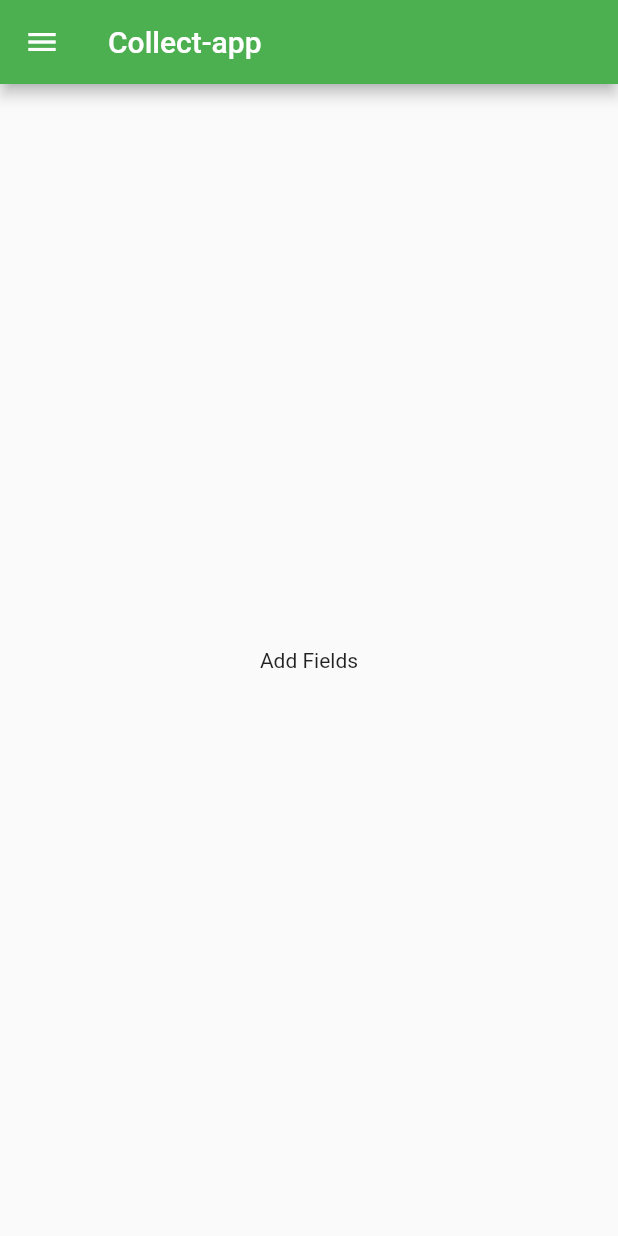
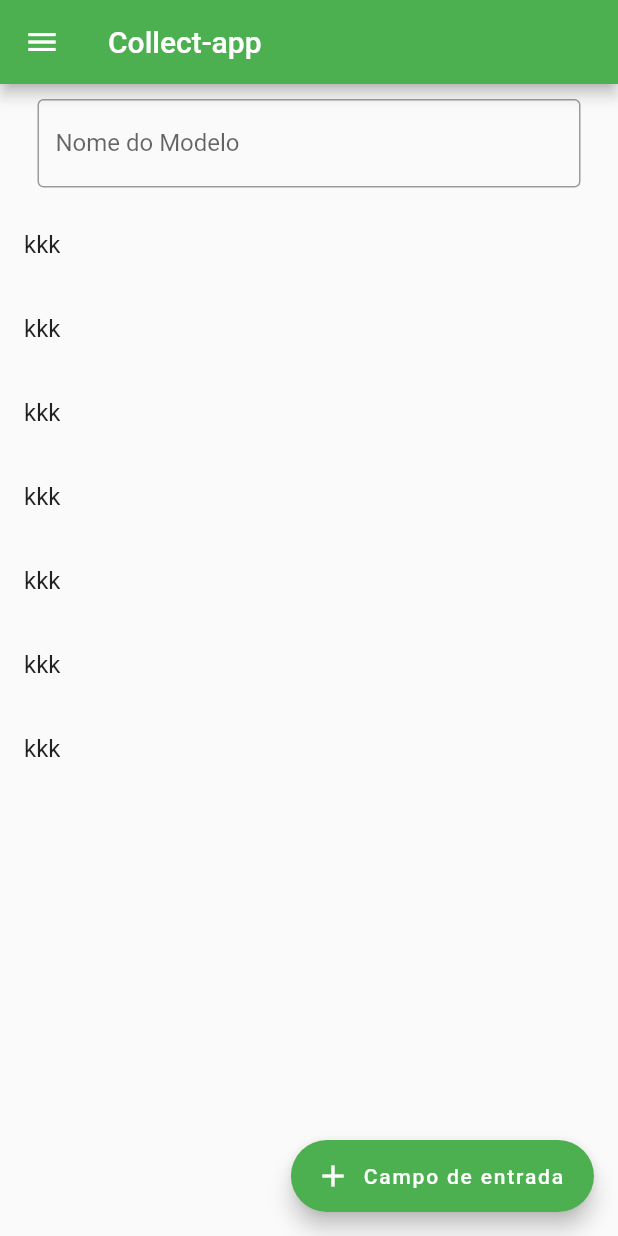
Before and after one commit to ggarber42/tcc-collect-app, a Flutter app: the AddModelsWidgetScreen screen opened directly, on a phone screen of 412 x 824 dp. Run offline on Flutter 3.47's test engine with Material 2 defaults, Android fonts, the phone set to English and light mode, and no system bars.

Commit message:
feat(ui): init list view

```diff
--- a/lib/screens/add_models_widgets_screen.dart
+++ b/lib/screens/add_models_widgets_screen.dart
@@ -3,19 +3,52 @@ import 'package:flutter/material.dart';
 import '../widgets/main_bar.dart';
 import '../widgets/main_drawer.dart';
 
-class AddModelsWidgetScreen extends StatelessWidget {
+class AddModelsWidgetScreen extends StatefulWidget {
   static const routeName = '/add-fields';
+
+  @override
+  _AddModelsWidgetScreenState createState() => _AddModelsWidgetScreenState();
+}
+
+class _AddModelsWidgetScreenState extends State<AddModelsWidgetScreen> {
+  var widgetList = [1,2,3,4,5,6,7,9,8,8,4,5,6,43,6];
   @override
   Widget build(BuildContext context) {
     return Scaffold(
       appBar: MainBar(),
-      body: Center(
-        child: Column(
-          mainAxisAlignment: MainAxisAlignment.center,
-          children: [Text('Add Fields')],
-        ),
+      body: Column(
+        crossAxisAlignment: CrossAxisAlignment.start,
+        children: [
+          Container(
+            padding: EdgeInsets.symmetric(vertical: 10, horizontal: 25),
+            child: TextField(
+              obscureText: true,
+              decoration: InputDecoration(
+                border: OutlineInputBorder(),
+                labelText: 'Nome do Modelo',
+              ),
+            ),
+          ),
+          SingleChildScrollView(
+            child: Container(
+              height: 400,
+              child: ListView.builder(
+                  itemCount: widgetList.length,
+                  itemBuilder: (ctx, index) {
+                    return ListTile(
+                      title: Text('kkk')
+                    );
+                  }),
+            ),
+          )
+        ],
       ),
       drawer: MainDrawer(),
+      floatingActionButton: FloatingActionButton.extended(
+        label: Text("Campo de entrada"),
+        icon: Icon(Icons.add),
+        onPressed: () {},
+      ),
     );
   }
 }
```
